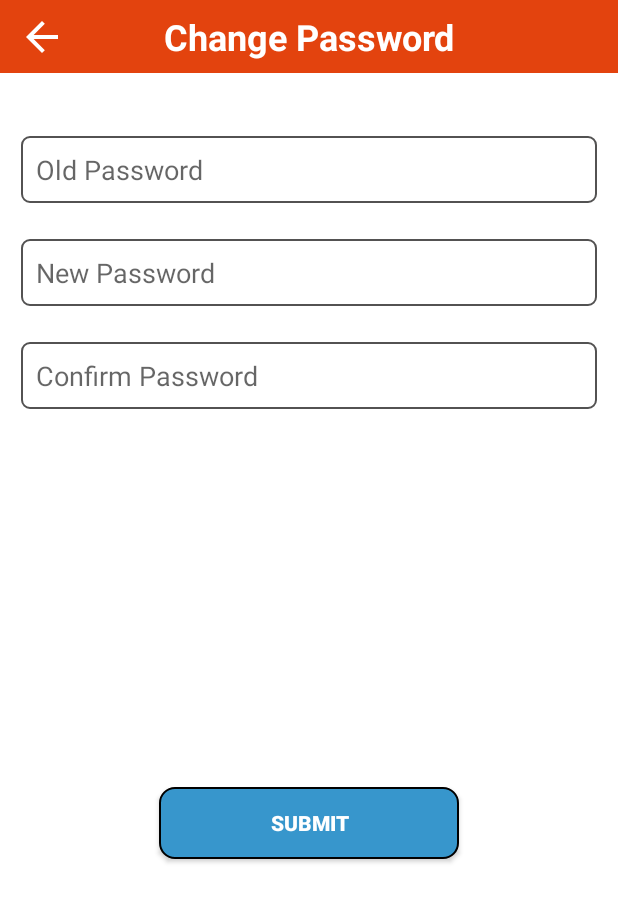
After one commit to rajeshbluefox/CallLocator, an Android app: the PasswordActivity screen opened directly, with no data from a screen before it, on a phone screen of 412 x 824 dp. The commit adds this screen. Shown: the top 902 px of the screen. Run offline under Robolectric (Android 15) with nearby library versions, the phone set to English and light mode, and no system bars; our stand-ins replace data binding.

Commit message:
Add PasswordActivity

```diff
--- a/app/build.gradle.kts
+++ b/app/build.gradle.kts
@@ -52,6 +52,7 @@ dependencies {
     implementation("androidx.constraintlayout:constraintlayout:2.1.4")
     implementation("com.google.firebase:firebase-messaging-ktx:23.4.1")
     implementation("androidx.swiperefreshlayout:swiperefreshlayout:1.1.0")
+    implementation("androidx.activity:activity:1.8.0")
     testImplementation("junit:junit:4.13.2")
     androidTestImplementation("androidx.test.ext:junit:1.1.5")
     androidTestImplementation("androidx.test.espresso:espresso-core:3.5.1")
--- a/app/src/main/AndroidManifest.xml
+++ b/app/src/main/AndroidManifest.xml
@@ -47,6 +47,9 @@
         android:theme="@style/Theme.Realapps"
         android:usesCleartextTraffic="true"
         tools:targetApi="34">
+        <activity
+            android:name=".profileModule.PasswordActivity"
+            android:exported="false" />
         <activity
             android:name=".callSettingsModule.BlockedNumbersActivity"
             android:exported="false" />
--- /dev/null
+++ b/app/src/main/java/realapps/live/callerlocator/profileModule/PasswordActivity.kt
@@ -0,0 +1,66 @@
+package realapps.live.callerlocator.profileModule
+
+import android.os.Bundle
+import android.widget.Toast
+import androidx.activity.enableEdgeToEdge
+import androidx.appcompat.app.AppCompatActivity
+import androidx.core.view.ViewCompat
+import androidx.core.view.WindowInsetsCompat
+import realapps.live.callerlocator.R
+import realapps.live.callerlocator.databinding.ActivityPasswordBinding
+import realapps.live.callerlocator.databinding.ActivityProfileBinding
+import realapps.live.callerlocator.zCommonFuntions.UtilFunctions
+
+class PasswordActivity : AppCompatActivity() {
+
+    private lateinit var binding: ActivityPasswordBinding
+
+    override fun onCreate(savedInstanceState: Bundle?) {
+        super.onCreate(savedInstanceState)
+        enableEdgeToEdge()
+
+        binding = ActivityPasswordBinding.inflate(layoutInflater)
+        setContentView(binding.root)
+
+
+        setOnClickListeners()
+//        setContentView(R.layout.activity_password)
+//        ViewCompat.setOnApplyWindowInsetsListener(findViewById(R.id.main)) { v, insets ->
+//            val systemBars = insets.getInsets(WindowInsetsCompat.Type.systemBars())
+//            v.setPadding(systemBars.left, systemBars.top, systemBars.right, systemBars.bottom)
+//            insets
+//        }
+    }
+
+    private fun setOnClickListeners()
+    {
+        binding.btBack.setOnClickListener{
+            finish()
+        }
+
+        binding.btSubmit.setOnClickListener{
+
+        }
+    }
+
+    fun checkFields()
+    {
+        val mOldPassword = binding.etOldPassword.text.toString()
+        val mNewPassword = binding.etNewPassword.text.toString()
+        val mConfirmPassword = binding.etConfirmPassword.text.toString()
+
+        if(mOldPassword.isEmpty()) {
+            UtilFunctions.showToast(this,"Enter Old Password")
+
+        }
+
+        if(mNewPassword.isEmpty()) {
+            UtilFunctions.showToast(this,"Enter New Password")
+
+        }
+
+        if(mConfirmPassword.isEmpty()) {
+            UtilFunctions.showToast(this,"Enter Confirm Password")
+        }
+    }
+}
--- a/app/src/main/res/drawable/button_one.xml
+++ b/app/src/main/res/drawable/button_one.xml
@@ -6,6 +6,6 @@
         android:color="#000" />
 
     <corners android:radius="10dp" />
-    <solid android:color="@color/theme_color_one" />
+    <solid android:color="@color/main" />
 
 </shape>
--- a/app/src/main/res/drawable/et_background.xml
+++ b/app/src/main/res/drawable/et_background.xml
@@ -7,5 +7,5 @@
         android:right="10dp" android:bottom="10dp" />
     <stroke
         android:width="1dp"
-        android:color="#000" />
+        android:color="#535252" />
 </shape>
--- /dev/null
+++ b/app/src/main/res/layout/activity_password.xml
@@ -0,0 +1,123 @@
+<?xml version="1.0" encoding="utf-8"?>
+<layout xmlns:tools="http://schemas.android.com/tools"
+    xmlns:android="http://schemas.android.com/apk/res/android"
+    xmlns:app="http://schemas.android.com/apk/res-auto">
+
+
+    <androidx.constraintlayout.widget.ConstraintLayout
+        android:id="@+id/main"
+    android:layout_width="match_parent"
+    android:layout_height="match_parent"
+    tools:context=".profileModule.PasswordActivity">
+
+        <androidx.constraintlayout.widget.ConstraintLayout
+        android:id="@+id/titleBarLayout"
+        android:layout_width="match_parent"
+        android:layout_height="wrap_content"
+        android:background="@color/app_bar"
+        app:layout_constraintEnd_toEndOf="parent"
+        app:layout_constraintStart_toStartOf="parent"
+        app:layout_constraintTop_toTopOf="parent">
+
+            <ImageView
+            android:id="@+id/btBack"
+            android:layout_width="wrap_content"
+            android:layout_height="wrap_content"
+            android:layout_gravity="center_vertical"
+            android:layout_marginStart="@dimen/dp_12"
+            android:src="@drawable/ic_baseline_arrow_back_24"
+            app:layout_constraintStart_toStartOf="parent"
+            app:layout_constraintTop_toTopOf="parent"
+            app:layout_constraintBottom_toBottomOf="parent"/>
+
+            <TextView
+            android:id="@+id/titleBar"
+            android:layout_width="0dp"
+            android:layout_height="wrap_content"
+            android:layout_weight="1"
+            android:paddingVertical="@dimen/dp_8"
+            android:text="Change Password"
+            android:textAlignment="center"
+            android:textColor="#FFF"
+            android:textSize="24sp"
+            android:textStyle="bold"
+            app:layout_constraintTop_toTopOf="parent"
+            app:layout_constraintBottom_toBottomOf="parent"
+            app:layout_constraintStart_toStartOf="parent"
+            app:layout_constraintEnd_toEndOf="parent"/>
+
+        </androidx.constraintlayout.widget.ConstraintLayout>
+
+        <androidx.constraintlayout.widget.ConstraintLayout
+            android:layout_width="match_parent"
+            android:layout_height="0dp"
+            app:layout_constraintBottom_toBottomOf="parent"
+            app:layout_constraintEnd_toEndOf="parent"
+            app:layout_constraintStart_toStartOf="parent"
+            app:layout_constraintTop_toBottomOf="@+id/titleBarLayout">
+
+            <EditText
+                android:id="@+id/etOldPassword"
+                android:layout_width="match_parent"
+                android:layout_height="wrap_content"
+                android:layout_marginHorizontal="@dimen/dp_14"
+                android:layout_marginTop="42dp"
+                android:background="@drawable/et_background"
+                android:drawablePadding="10dp"
+                android:hint="Old Password"
+                android:imeOptions="actionGo"
+                android:lines="1"
+                android:maxLines="1"
+                app:layout_constraintStart_toStartOf="parent"
+                app:layout_constraintTop_toTopOf="parent" />
+
+            <EditText
+                android:id="@+id/etNewPassword"
+                android:layout_width="match_parent"
+                android:layout_height="wrap_content"
+                android:layout_marginHorizontal="@dimen/dp_14"
+                android:layout_marginTop="24dp"
+                android:background="@drawable/et_background"
+                android:drawablePadding="10dp"
+                android:hint="New Password"
+                android:imeOptions="actionGo"
+                android:lines="1"
+                android:maxLines="1"
+                app:layout_constraintStart_toStartOf="@+id/etOldPassword"
+                app:layout_constraintTop_toBottomOf="@+id/etOldPassword" />
+
+            <EditText
+                android:id="@+id/etConfirmPassword"
+                android:layout_width="match_parent"
+                android:layout_height="wrap_content"
+                android:layout_marginHorizontal="@dimen/dp_14"
+                android:layout_marginTop="24dp"
+                android:background="@drawable/et_background"
+                android:drawablePadding="10dp"
+                android:hint="Confirm Password"
+                android:imeOptions="actionGo"
+                android:lines="1"
+                android:maxLines="1"
+                app:layout_constraintStart_toStartOf="@id/etNewPassword"
+                app:layout_constraintTop_toBottomOf="@id/etNewPassword" />
+
+            <androidx.appcompat.widget.AppCompatButton
+                android:id="@+id/btSubmit"
+                android:layout_width="@dimen/dp_200"
+                android:layout_height="wrap_content"
+                android:layout_marginHorizontal="@dimen/dp_12"
+                android:background="@drawable/button_one"
+                android:text="Submit"
+                android:textColor="@color/white"
+                android:textStyle="bold"
+                app:layout_constraintEnd_toEndOf="parent"
+                app:layout_constraintStart_toStartOf="parent"
+                app:layout_constraintBottom_toBottomOf="parent"
+                app:layout_constraintTop_toBottomOf="@id/etConfirmPassword"
+
+                 />
+        </androidx.constraintlayout.widget.ConstraintLayout>
+
+
+    </androidx.constraintlayout.widget.ConstraintLayout>
+</layout>
--- a/app/src/main/res/values/colors.xml
+++ b/app/src/main/res/values/colors.xml
@@ -30,4 +30,7 @@
 
 
     <color name="app_bar">#E3430E</color>
+
+    <color name="main">#3796cc</color>
+
 </resources>
```
